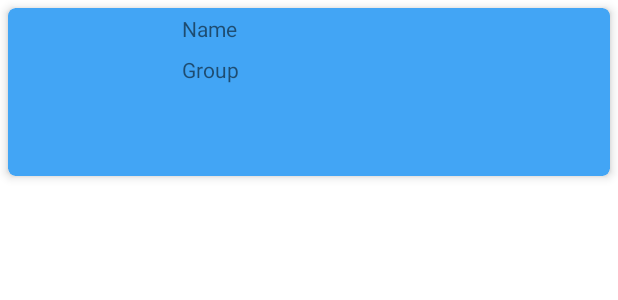
After one commit to jesusr00/primeros-dias, an Android app: the layout guide_teacher_card.xml on its own in the app's theme, with its tools: preview values and no code run, on a phone screen of 412 x 824 dp. The commit adds this screen. Shown: the top 300 px of the screen. Run offline under Robolectric (Android 15) with nearby library versions, the phone set to English and light mode, and no system bars.

Commit message:
guide teacher recyclreview

```diff
--- a/app/build.gradle
+++ b/app/build.gradle
@@ -45,6 +45,7 @@ dependencies {
     implementation 'androidx.navigation:navigation-fragment-ktx:2.3.5'
     implementation 'androidx.navigation:navigation-ui-ktx:2.3.5'
     implementation 'androidx.legacy:legacy-support-v4:1.0.0'
+    implementation 'com.readystatesoftware.sqliteasset:sqliteassethelper:+'
     testImplementation 'junit:junit:4.+'
     androidTestImplementation 'androidx.test.ext:junit:1.1.3'
     androidTestImplementation 'androidx.test.espresso:espresso-core:3.4.0'
--- a/app/src/main/res/layout/fragment_guide_teachers.xml
+++ b/app/src/main/res/layout/fragment_guide_teachers.xml
@@ -5,10 +5,9 @@
     android:layout_height="match_parent"
     tools:context=".ui.guide_teachers.GuideTeachersFragment">
 
-    <!-- TODO: Update blank fragment layout -->
-    <TextView
+    <androidx.recyclerview.widget.RecyclerView
         android:layout_width="match_parent"
         android:layout_height="match_parent"
-        android:text="@string/hello_blank_fragment" />
+        android:id="@+id/guide_teachers_recyclerview" />
 
 </FrameLayout>
--- /dev/null
+++ b/app/src/main/res/layout/guide_teacher_card.xml
@@ -0,0 +1,46 @@
+<?xml version="1.0" encoding="utf-8"?>
+<androidx.cardview.widget.CardView xmlns:android="http://schemas.android.com/apk/res/android"
+    android:layout_width="match_parent"
+    android:layout_height="wrap_content"
+    xmlns:app="http://schemas.android.com/apk/res-auto"
+    android:layout_margin="5dp"
+    app:cardElevation="4dp"
+    app:cardCornerRadius="5dp"
+    app:cardBackgroundColor="#42a5f5"
+    android:id="@+id/guide_teachers_card"
+    android:padding="4dp">
+
+  <RelativeLayout
+      android:layout_width="match_parent"
+      android:layout_height="wrap_content">
+
+      <ImageView
+          android:layout_width="80dp"
+          android:layout_height="80dp"
+          android:id="@+id/guide_teachers_card_image"
+          android:layout_alignParentStart="true"
+          android:layout_margin="16dp"
+          />
+
+
+      <TextView
+          android:text="Name"
+          android:layout_width="wrap_content"
+          android:layout_height="wrap_content"
+          android:id="@+id/guide_teachers_card_name"
+          android:layout_toEndOf="@+id/guide_teachers_card_image"
+          android:layout_margin="4dp"
+          />
+      <TextView
+          android:text="Group"
+          android:layout_width="wrap_content"
+          android:layout_height="wrap_content"
+          android:id="@+id/guide_teachers_card_group"
+          android:layout_toEndOf="@+id/guide_teachers_card_image"
+          android:layout_below="@+id/guide_teachers_card_name"
+          android:layout_margin="4dp"
+          />
+  </RelativeLayout>
+
+
+</androidx.cardview.widget.CardView>
```
Also changed, not shown: app/src/main/java/com/jesusr00/primarosdas/SplashActivity.kt (added, +30 -0 lines), app/src/main/java/com/jesusr00/primarosdas/adapters/GuideTeachersAdapter.kt (added, +30 -0 lines), app/src/main/java/com/jesusr00/primarosdas/database/DatabaseHelper.kt (added, +24 -0 lines), app/src/main/java/com/jesusr00/primarosdas/models/GuideTeachers.kt (added, +8 -0 lines), app/src/main/java/com/jesusr00/primarosdas/ui/guide_teachers/GuideTeachersFragment.kt (+30 -3 lines), app/src/main/res/layout/activity_splash.xml (added, +11 -0 lines), app/src/main/assets/databases/info.db (added).
